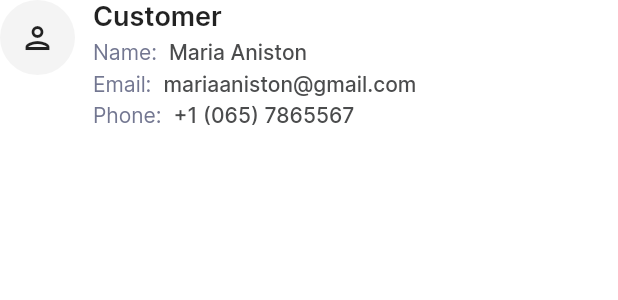
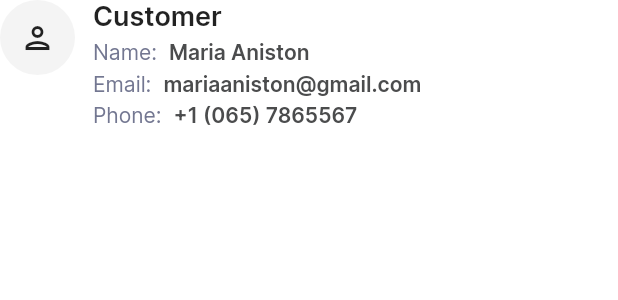
Before and after one commit to SaygeCodeHub/saasify_admin, a Flutter app: the CustomerInfoWidget widget shown alone on an empty page, opened directly, on a phone screen of 412 x 824 dp. Shown: the top 300 px of the screen. Run offline on Flutter 3.47's test engine with Material 2 defaults, Android fonts, the phone set to English and light mode, and no system bars; our stand-ins replace dio, firebase_auth, firebase_core, flutter_bloc, flutter_svg, get_it and 4 more; accounts and stored records are empty; statements that could not run were skipped.

Commit message:
Sassify_Order_Details_UI:Implement Order Details UI

```diff
--- a/lib/screens/orders/widgets/customer_info_widget.dart
+++ b/lib/screens/orders/widgets/customer_info_widget.dart
@@ -39,7 +39,7 @@ class CustomerInfoWidget extends StatelessWidget {
                       style: Theme.of(context)
                           .textTheme
                           .xTiniest
-                          .copyWith(fontWeight: FontWeight.w500))
+                          .copyWith(fontWeight: FontWeight.w600))
                 ]),
                 const SizedBox(height: spacingXSmall),
                 Row(children: [
@@ -53,7 +53,7 @@ class CustomerInfoWidget extends StatelessWidget {
                       style: Theme.of(context)
                           .textTheme
                           .xTiniest
-                          .copyWith(fontWeight: FontWeight.w500))
+                          .copyWith(fontWeight: FontWeight.w600))
                 ]),
                 const SizedBox(height: spacingXSmall),
                 Row(children: [
@@ -67,7 +67,7 @@ class CustomerInfoWidget extends StatelessWidget {
                       style: Theme.of(context)
                           .textTheme
                           .xTiniest
-                          .copyWith(fontWeight: FontWeight.w500))
+                          .copyWith(fontWeight: FontWeight.w600))
                 ])
               ])
         ]);
--- a/lib/screens/orders/widgets/order_info_widget.dart
+++ b/lib/screens/orders/widgets/order_info_widget.dart
@@ -49,7 +49,7 @@ class OrderInfoWidget extends StatelessWidget {
                       style: Theme.of(context)
                           .textTheme
                           .xTiniest
-                          .copyWith(fontWeight: FontWeight.w500),
+                          .copyWith(fontWeight: FontWeight.w600),
                     ),
                   ],
                 ),
@@ -67,7 +67,7 @@ class OrderInfoWidget extends StatelessWidget {
                       style: Theme.of(context)
                           .textTheme
                           .xTiniest
-                          .copyWith(fontWeight: FontWeight.w500),
+                          .copyWith(fontWeight: FontWeight.w600),
                     ),
                   ],
                 ),
@@ -83,7 +83,7 @@ class OrderInfoWidget extends StatelessWidget {
                       style: Theme.of(context)
                           .textTheme
                           .xTiniest
-                          .copyWith(fontWeight: FontWeight.w500))
+                          .copyWith(fontWeight: FontWeight.w600))
                 ])
               ])
         ]);
--- a/lib/screens/orders/widgets/payment_info_widget.dart
+++ b/lib/screens/orders/widgets/payment_info_widget.dart
@@ -48,7 +48,7 @@ class PaymentInfoWidget extends StatelessWidget {
                       style: Theme.of(context)
                           .textTheme
                           .xTiniest
-                          .copyWith(fontWeight: FontWeight.w500),
+                          .copyWith(fontWeight: FontWeight.w600),
                     ),
                   ],
                 ),
@@ -66,7 +66,7 @@ class PaymentInfoWidget extends StatelessWidget {
                       style: Theme.of(context)
                           .textTheme
                           .xTiniest
-                          .copyWith(fontWeight: FontWeight.w500),
+                          .copyWith(fontWeight: FontWeight.w600),
                     ),
                   ],
                 ),
@@ -82,7 +82,7 @@ class PaymentInfoWidget extends StatelessWidget {
                       style: Theme.of(context)
                           .textTheme
                           .xTiniest
-                          .copyWith(fontWeight: FontWeight.w500))
+                          .copyWith(fontWeight: FontWeight.w600))
                 ])
               ])
         ]);
```
